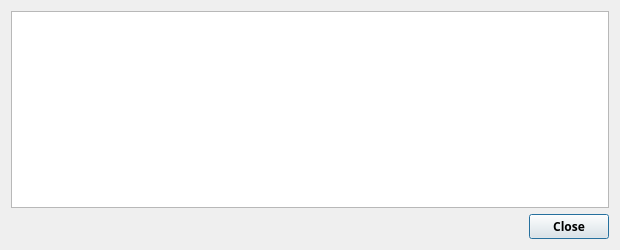
EverGreenCoinDev/EverGreenCoin, file src/qt/forms/transactiondescdialog.ui: the form before one commit.
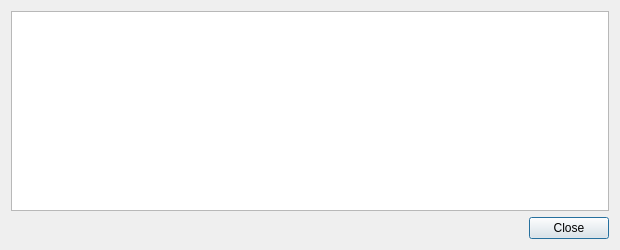
The form after the commit.

Commit message: Remove typola

```diff
--- a/src/qt/forms/transactiondescdialog.ui
+++ b/src/qt/forms/transactiondescdialog.ui
@@ -18,7 +18,6 @@
     <widget class="QTextEdit" name="detailText">
      <property name="font">
       <font>
-       <family>Typola</family>
        <weight>75</weight>
        <bold>true</bold>
        <stylestrategy>PreferAntialias</stylestrategy>
@@ -36,9 +35,8 @@
     <widget class="QDialogButtonBox" name="buttonBox">
      <property name="font">
       <font>
-       <family>Typola</family>
-       <weight>75</weight>
-       <bold>true</bold>
+       <weight>50</weight>
+       <bold>false</bold>
        <stylestrategy>PreferAntialias</stylestrategy>
       </font>
      </property>
```
The commit also changes 15 other files.
